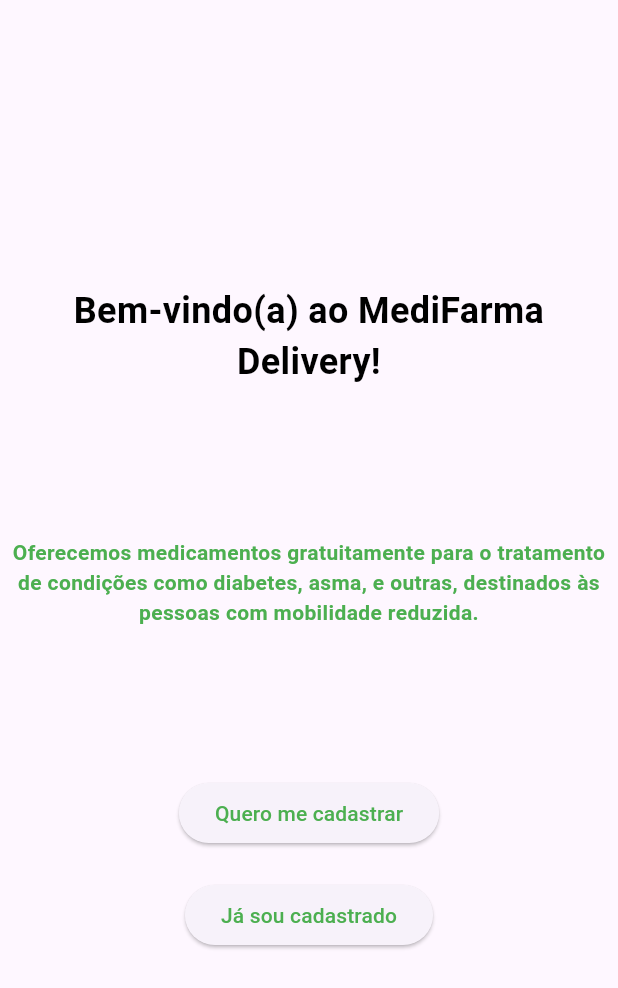
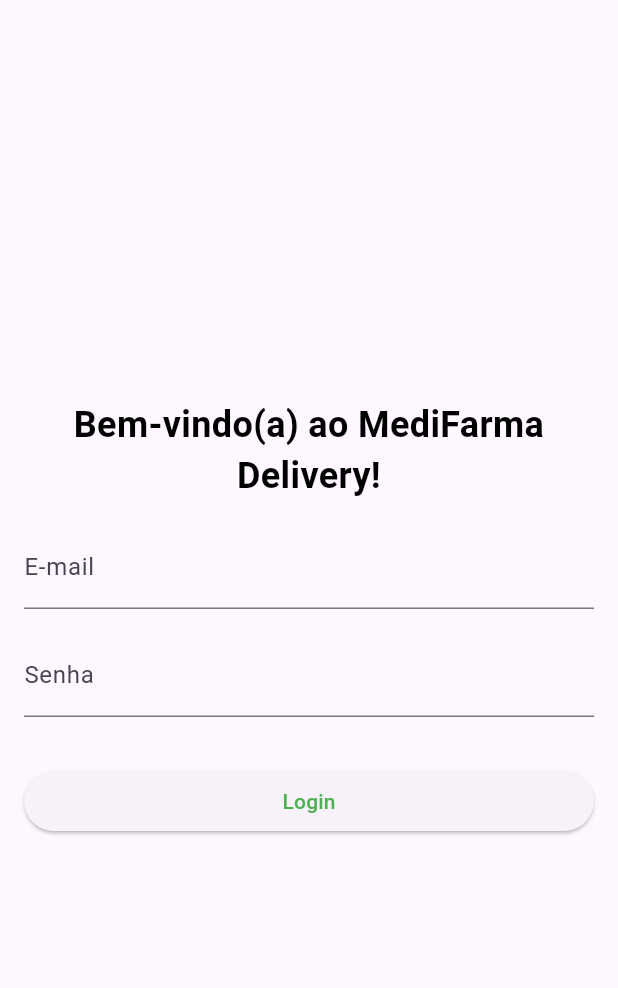
Before and after one commit to Ava-Dynamics/MediAcesso, a Flutter app: the screen it shows after launch, after a tap on "Já sou cadastrado", on a phone screen of 412 x 824 dp. Shown: the top 988 px of the screen. Run offline on Flutter 3.47's test engine with Material 3 defaults, Android fonts, the phone set to English and light mode, and no system bars; our stand-ins replace image_picker, permission_handler; missing offline and left inert: validadores.

Commit message:
criado tela de login
Ajustado a view da primeira tela do segundo fluxo

```diff
--- a/health_4_all/lib/features/login/login_view.dart
+++ b/health_4_all/lib/features/login/login_view.dart
@@ -0,0 +1,75 @@
+import 'package:flutter/material.dart';
+
+void main() {
+  runApp(MyApp());
+}
+
+class MyApp extends StatelessWidget {
+  @override
+  Widget build(BuildContext context) {
+    return MaterialApp(
+      home: LoginPage(),
+    );
+  }
+}
+
+class LoginPage extends StatelessWidget {
+  final FocusNode emailFocusNode = FocusNode();
+  final FocusNode passwordFocusNode = FocusNode();
+
+  @override
+  Widget build(BuildContext context) {
+    return Scaffold(
+      body: Padding(
+        padding: const EdgeInsets.all(16.0),
+        child: Column(
+          mainAxisAlignment: MainAxisAlignment.center,
+          crossAxisAlignment: CrossAxisAlignment.stretch,
+          children: [
+            Text(
+              'Bem-vindo(a) ao MediFarma Delivery!',
+              textAlign: TextAlign.center,
+              style: TextStyle(
+                fontSize: 24,
+                fontWeight: FontWeight.bold,
+                color: Colors.black,
+              ),
+            ),
+            SizedBox(height: 16.0),
+            TextField(
+              focusNode: emailFocusNode,
+              decoration: InputDecoration(
+                labelText: 'E-mail',
+                fillColor: Colors.green,
+                focusedBorder: OutlineInputBorder(
+                  borderSide: BorderSide(color: Colors.green),
+                ),
+              ),
+            ),
+            SizedBox(height: 16.0),
+            TextField(
+              focusNode: passwordFocusNode,
+              obscureText: true,
+              decoration: InputDecoration(
+                labelText: 'Senha',
+                focusedBorder: OutlineInputBorder(
+                  borderSide: BorderSide(color: Colors.green),
+                ),
+              ),
+            ),
+            SizedBox(height: 32.0),
+            ElevatedButton(
+              onPressed: () {
+                // Navigator.push(
+                  // context,
+                  // MaterialPageRoute(builder: (context) => const FormElegibilityView()),
+                // );
+              },
+              child: Text('Login', style: TextStyle(color: Colors.green)),
+            ),
+          ],
+        ),
+      ),
+    );
+  }
+}
--- a/health_4_all/lib/features/welcomeHome/welcome_home_view.dart
+++ b/health_4_all/lib/features/welcomeHome/welcome_home_view.dart
@@ -1,5 +1,6 @@
 import 'package:flutter/material.dart';
 import 'package:health_4_all/features/formElegibility/form_elegibility_view.dart';
+import 'package:health_4_all/features/login/login_view.dart';
 
 class WelcomeHomeView extends StatelessWidget {
   final Function() onQueroMeCadastrarPressed;
@@ -52,7 +53,10 @@
             SizedBox(height: 20),
             ElevatedButton(
               onPressed: () {
-                print('Já sou cadastrado pressionado');
+                Navigator.push(
+                  context,
+                  MaterialPageRoute(builder: (context) => LoginPage()),
+                );
               },
               child: Text(
                 'Já sou cadastrado',
```
